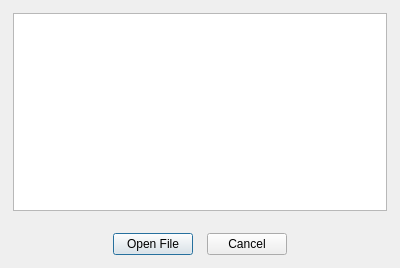
Before: the Qt Designer form forms/dialog_open.ui in copperspice/diamond, drawn with Qt 5.
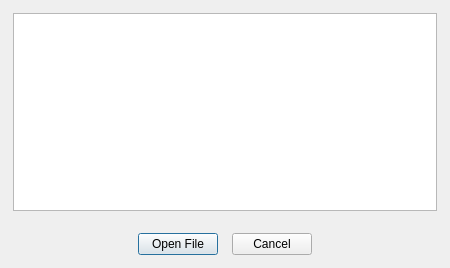
After: the same form once the commit is applied.

Patch:
```diff
--- a/forms/dialog_open.ui
+++ b/forms/dialog_open.ui
@@ -9,13 +9,13 @@
    <rect>
     <x>0</x>
     <y>0</y>
-    <width>400</width>
+    <width>450</width>
     <height>268</height>
    </rect>
   </property>
   <property name="minimumSize">
    <size>
-    <width>400</width>
+    <width>450</width>
     <height>0</height>
    </size>
   </property>
@@ -116,7 +116,7 @@
      <property name="font">
       <font>
        <family>Tahoma</family>
-       <pointsize>11</pointsize>
+       <pointsize>12</pointsize>
        <weight>50</weight>
        <bold>false</bold>
       </font>
```
